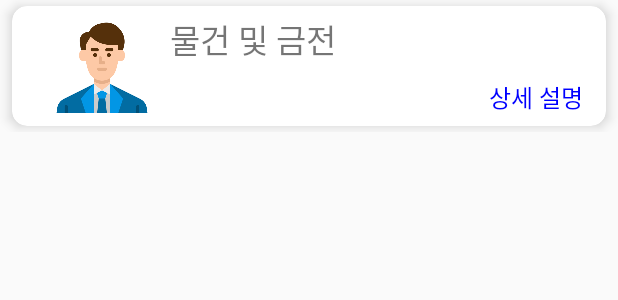
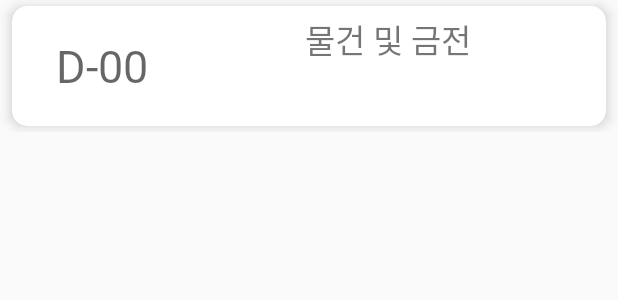
Before and after one commit to Shin-Chaeyeon/Dagapa, an Android app: the layout contract_item.xml on its own in the app's theme, with its tools: preview values and no code run, on a phone screen of 412 x 824 dp. Shown: the top 300 px of the screen. Run offline under Robolectric (Android 15) with nearby library versions, the light colour scheme and no system bars; network calls fail.

Commit message:
[지환] UPDATE - 메인화면 및 리사이클러뷰 item UI 수정

```diff
--- a/front/app/src/main/res/layout/contract_item.xml
+++ b/front/app/src/main/res/layout/contract_item.xml
@@ -27,21 +27,38 @@
                 android:layout_height="match_parent"
                 />
 
-            <ImageView
-                android:id="@+id/imageView"
+<!--            <ImageView-->
+<!--                android:id="@+id/imageView"-->
+<!--                android:layout_width="80dp"-->
+<!--                android:layout_height="80dp"-->
+<!--                android:padding="5dp"-->
+<!--                app:srcCompat="@drawable/person" />-->
+
+            <TextView
                 android:layout_width="80dp"
                 android:layout_height="80dp"
-                android:padding="5dp"
-                app:srcCompat="@drawable/person" />
+                android:layout_gravity="center"
+                android:fontFamily="@font/scdream"
+
+                android:hint="D-00"
+                android:gravity="center"
+                android:textSize="30dp" />
 
             <LinearLayout
                 android:layout_width="match_parent"
                 android:layout_height="match_parent"
                 android:layout_margin="5dp"
                 android:layout_weight="1"
-                android:orientation="vertical">
+                android:orientation="horizontal">
+
+                <ImageView
+                    android:id="@+id/objects"
+                    android:layout_width="90dp"
+                    android:layout_height="65dp"
+                    />
 
                 <TextView
+                    android:fontFamily="@font/scdream"
                     android:id="@+id/textView"
                     android:layout_width="match_parent"
                     android:layout_height="wrap_content"
```
Also changed, not shown: front/app/src/main/res/layout/activity_main.xml (+0 -16 lines).
